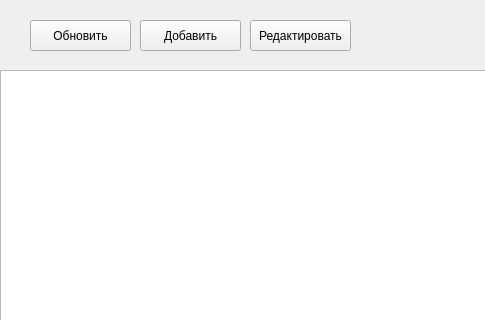
Above: main.ui from kirden-2/CoffeeRep before the change; both pictures show x 0 to 485 and y 0 to 320 of the 1198 by 791 pixel window. Below: the same form after it.
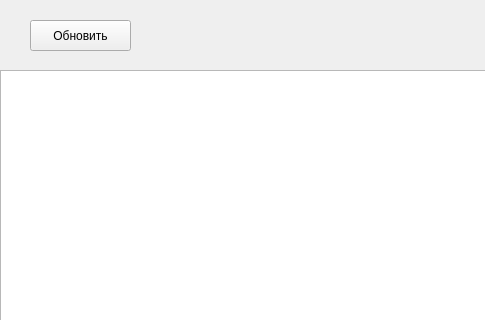
That is the form after the change.

What changed in the file:
```diff
--- a/main.ui
+++ b/main.ui
@@ -37,32 +37,6 @@
      </rect>
     </property>
    </widget>
-   <widget class="QPushButton" name="addButton">
-    <property name="geometry">
-     <rect>
-      <x>140</x>
-      <y>20</y>
-      <width>101</width>
-      <height>31</height>
-     </rect>
-    </property>
-    <property name="text">
-     <string>Добавить</string>
-    </property>
-   </widget>
-   <widget class="QPushButton" name="editButton">
-    <property name="geometry">
-     <rect>
-      <x>250</x>
-      <y>20</y>
-      <width>101</width>
-      <height>31</height>
-     </rect>
-    </property>
-    <property name="text">
-     <string>Редактировать</string>
-    </property>
-   </widget>
   </widget>
   <widget class="QMenuBar" name="menubar">
    <property name="geometry">
```
Left out of the diff: 2 changed lines with no effect on the pictures.
